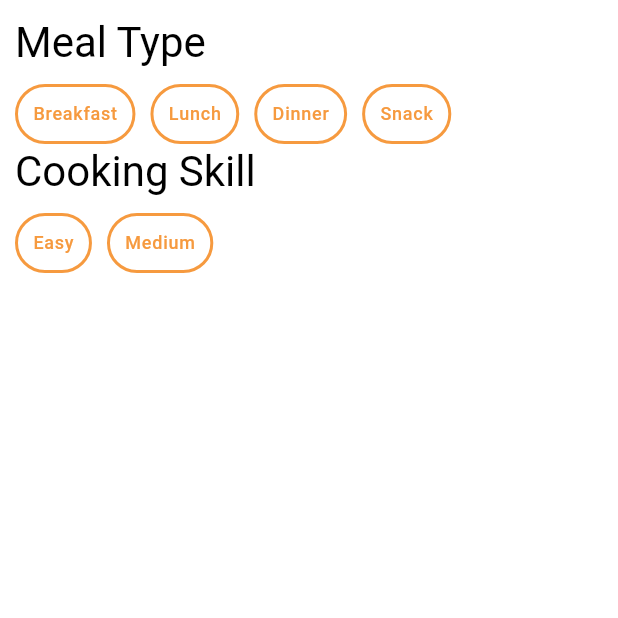
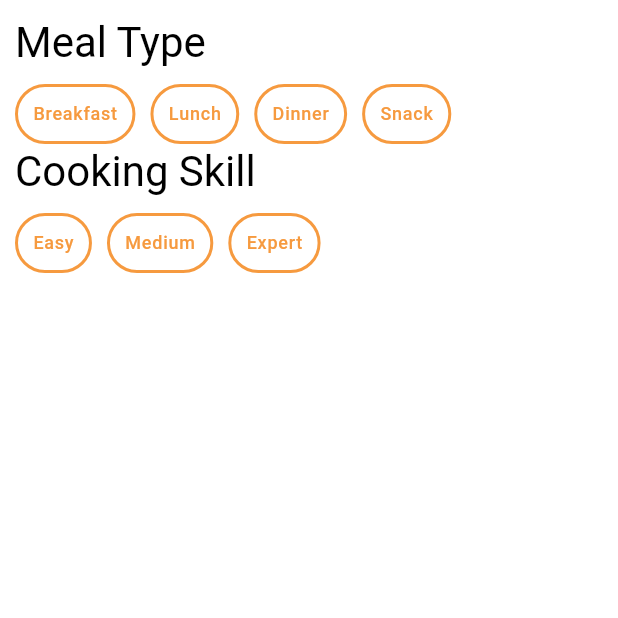
Before and after one commit to MichalStaszkiewicz/flavor-fusion, a Flutter app: the RecipeSearchBarPanel screen opened directly, on a phone screen of 412 x 824 dp, the top half of it. Run offline on Flutter 3.47's test engine with Material 3 defaults, Android fonts, the phone set to English and light mode, and no system bars; our stand-ins replace auto_route, auto_size_text, dartz, dio, elegant_notification, flex_color_scheme and 10 more; missing offline and left inert: panara_dialogs, tdk_bouncingwidget; accounts and stored records are empty.

Commit message:
added new cooking level  "expert"

```diff
--- a/lib/presentation/widgets/recipe_search_bar_panel.dart
+++ b/lib/presentation/widgets/recipe_search_bar_panel.dart
@@ -117,6 +117,11 @@ class RecipeSearchBarPanelState extends ConsumerState<RecipeSearchBarPanel> {
                               settingsType: RecipeSettings.skill,
                               chipColor: Theme.of(context).primaryColor,
                             ),
+                            RecipeSearchSettingsChip(
+                              label: AppStrings.expertLabel,
+                              settingsType: RecipeSettings.skill,
+                              chipColor: Theme.of(context).primaryColor,
+                            ),
                           ],
                         ),
                         const SizedBox(
--- a/lib/strings.dart
+++ b/lib/strings.dart
@@ -15,7 +15,7 @@ class AppStrings {
   static const String search = "Search";
   static const String easyLabel = 'Easy';
   static const String mediumLabel = 'Medium';
-  static const String hardLabel = 'Hard';
+  static const String expertLabel = 'Expert';
 
   static const String recipes = "Recipes";
   static const String searchingInProgress = "Searching in progress";
```
